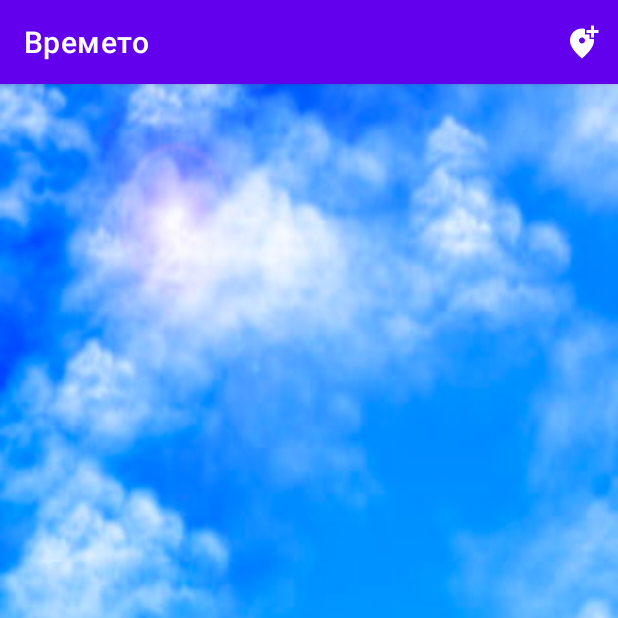
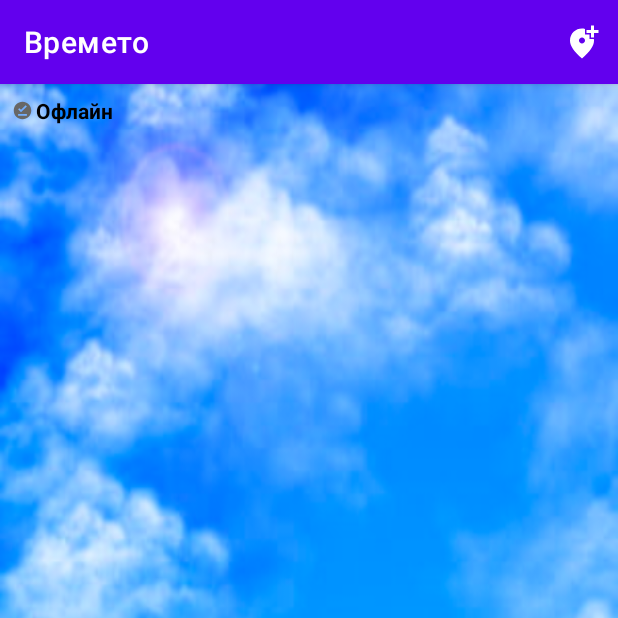
Before and after one commit to ToniPetrov03/Weather, an Android app: the screen it shows after launch (CurrentWeatherActivity), on a phone screen of 412 x 824 dp, the top half of it. Run offline under Robolectric (Android 15) with nearby library versions, the phone set to English and light mode, and no system bars; pictures from the network do not load.

Commit message:
add connection status

```diff
--- a/app/src/main/java/com/example/weather/ui/activities/AddLocationActivity.kt
+++ b/app/src/main/java/com/example/weather/ui/activities/AddLocationActivity.kt
@@ -6,9 +6,6 @@ import android.content.Context
 import android.content.Intent
 import android.os.Bundle
 import android.view.MotionEvent
-import android.widget.Button
-import android.widget.ImageView
-import android.widget.ProgressBar
 import androidx.appcompat.app.AppCompatActivity
 import androidx.core.widget.doAfterTextChanged
 import com.example.weather.DEFAULT_LAT_LOCATION_BG
@@ -23,7 +20,6 @@ import com.example.weather.utils.getCurrentLocation
 import com.example.weather.utils.requestLocationPermission
 import com.example.weather.utils.requestTurnOnGPS
 import com.example.weather.utils.toggleVisibility
-import com.google.android.material.textfield.TextInputEditText
 import org.osmdroid.config.Configuration
 import org.osmdroid.library.BuildConfig
 import org.osmdroid.util.GeoPoint
@@ -80,7 +76,7 @@ class AddLocationActivity : AppCompatActivity(), LocationCallback {
         requestLocationPermission(this@AddLocationActivity)
     }
 
-    override fun onNoLocationProvided(): Unit = with(binding){
+    override fun onNoLocationProvided(): Unit = with(binding) {
         toggleVisibility(spinner, currentLocationButton)
         AlertDialog.Builder(this@AddLocationActivity)
             .setTitle(getString(R.string.gps_not_activated_title))
--- a/app/src/main/java/com/example/weather/ui/activities/CurrentWeatherActivity.kt
+++ b/app/src/main/java/com/example/weather/ui/activities/CurrentWeatherActivity.kt
@@ -1,7 +1,5 @@
 package com.example.weather.ui.activities
 
-import android.app.AlertDialog
-import android.content.DialogInterface
 import android.os.Bundle
 import android.view.Menu
 import android.view.MenuItem
@@ -9,12 +7,11 @@ import androidx.activity.result.contract.ActivityResultContracts
 import androidx.appcompat.app.AppCompatActivity
 import androidx.lifecycle.lifecycleScope
 import androidx.recyclerview.widget.LinearLayoutManager
-import androidx.recyclerview.widget.RecyclerView
 import com.example.weather.R
+import com.example.weather.databinding.WeatherActivityBinding
 import com.example.weather.network.models.CurrentWeather
 import com.example.weather.network.responses.getCurrentWeather
 import com.example.weather.ui.adapters.CurrentWeatherAdapter
-import com.example.weather.utils.Location
 import com.example.weather.utils.hasInternetConnectivity
 import com.example.weather.utils.readLocationPreferences
 import kotlinx.coroutines.launch
@@ -24,42 +21,16 @@ internal class CurrentWeatherActivity : AppCompatActivity() {
     private val weatherAdapter = CurrentWeatherAdapter(this)
 
     private val addLocationActivityResultLauncher =
-        registerForActivityResult(ActivityResultContracts.StartActivityForResult()) { result ->
-            if (result.resultCode == RESULT_OK) {
-                fetchCurrentWeather(readLocationPreferences(this))
+        registerForActivityResult(ActivityResultContracts.StartActivityForResult()) {
+            if (it.resultCode == RESULT_OK) {
+                initCurrentWeather()
             }
         }
 
-    private var locationsData: List<Location>? = null
+    private lateinit var binding: WeatherActivityBinding
 
-    override fun onCreate(savedInstanceState: Bundle?) {
-        super.onCreate(savedInstanceState)
-        setContentView(R.layout.weather_activity)
-
-        val recyclerView: RecyclerView = findViewById(R.id.weather_cards)
-
-        recyclerView.layoutManager = LinearLayoutManager(this)
-        recyclerView.adapter = weatherAdapter
-
-        fun init(dialogInterface: DialogInterface?) {
-            dialogInterface?.apply { dismiss() }
-            if (hasInternetConnectivity(this)) {
-                readLocationPreferences(this).let {
-                    locationsData = it
-                    fetchCurrentWeather(it)
-                }
-            } else {
-                AlertDialog.Builder(this)
-                    .setTitle(getString(R.string.no_internet_connection_title))
-                    .setMessage(getString(R.string.no_internet_connection_description))
-                    .setPositiveButton(getString(R.string.reload)) { dialog, _ -> init(dialog) }
-                    .setCancelable(false)
-                    .show()
-            }
-        }
-
-        init(null)
-    }
+    private var lastLat: Double? = null
+    private var lastLon: Double? = null
 
     override fun onCreateOptionsMenu(menu: Menu): Boolean {
         menuInflater.inflate(R.menu.menu_add_location, menu)
@@ -72,8 +43,8 @@ internal class CurrentWeatherActivity : AppCompatActivity() {
                 addLocationActivityResultLauncher.launch(
                     AddLocationActivity.getIntent(
                         this,
-                        locationsData?.lastOrNull()?.lat,
-                        locationsData?.lastOrNull()?.lon
+                        lastLat,
+                        lastLon
                     )
                 )
                 return true
@@ -82,8 +53,35 @@ internal class CurrentWeatherActivity : AppCompatActivity() {
         return super.onOptionsItemSelected(item)
     }
 
-    private fun fetchCurrentWeather(locations: List<Location>) {
-        locations.takeIf {
+    override fun onCreate(savedInstanceState: Bundle?) {
+        super.onCreate(savedInstanceState)
+
+        binding = WeatherActivityBinding.inflate(layoutInflater)
+        setContentView(binding.root)
+
+        binding.weatherCards.apply {
+            layoutManager = LinearLayoutManager(this@CurrentWeatherActivity)
+            adapter = weatherAdapter
+        }
+
+        binding.weatherSwipeRefresh.setOnRefreshListener { initCurrentWeather() }
+
+        initCurrentWeather()
+    }
+
+    private fun initCurrentWeather() = with(binding) {
+        if (hasInternetConnectivity(this@CurrentWeatherActivity)) {
+            connectionStatus.text = getString(R.string.online)
+            connectionStatus.setCompoundDrawablesRelativeWithIntrinsicBounds(
+                R.drawable.ic_circle,
+                0,
+                0,
+                0
+            )
+            readLocationPreferences(this@CurrentWeatherActivity).let {
+                lastLat = it.lastOrNull()?.lat
+                lastLon = it.lastOrNull()?.lon
+                it.takeIf {
                     lifecycleScope.launch {
                         val weatherQueue = ConcurrentLinkedQueue<CurrentWeather>()
 
@@ -92,8 +90,20 @@ internal class CurrentWeatherActivity : AppCompatActivity() {
                         }
 
                         weatherAdapter.updateWeather(it, weatherQueue.toList())
+                        binding.weatherSwipeRefresh.isRefreshing = false
                     }
                     it.isNotEmpty()
                 }
             }
+        } else {
+            binding.connectionStatus.text = getString(R.string.offline)
+            binding.connectionStatus.setCompoundDrawablesRelativeWithIntrinsicBounds(
+                R.drawable.ic_offline_pin,
+                0,
+                0,
+                0
+            )
+            binding.weatherSwipeRefresh.isRefreshing = false
         }
+    }
+}
--- a/app/src/main/java/com/example/weather/utils/SystemUtils.kt
+++ b/app/src/main/java/com/example/weather/utils/SystemUtils.kt
@@ -25,7 +25,7 @@ fun checkHasLocationPermission(context: Context): Boolean {
     ) == PackageManager.PERMISSION_GRANTED
 }
 
-fun requestLocationPermission(activity: AppCompatActivity) {
+fun requestLocationPermission(activity: Activity) {
     if (ContextCompat.checkSelfPermission(
             activity,
             Manifest.permission.ACCESS_FINE_LOCATION
--- /dev/null
+++ b/app/src/main/res/drawable/ic_circle.xml
@@ -0,0 +1,9 @@
+<vector xmlns:android="http://schemas.android.com/apk/res/android"
+    android:width="14dp"
+    android:height="14dp"
+    android:viewportWidth="24"
+    android:viewportHeight="24">
+    <path
+        android:fillColor="@color/green"
+        android:pathData="M12,2C6.47,2 2,6.47 2,12s4.47,10 10,10 10,-4.47 10,-10S17.53,2 12,2z" />
+</vector>
--- /dev/null
+++ b/app/src/main/res/drawable/ic_offline_pin.xml
@@ -0,0 +1,9 @@
+<vector xmlns:android="http://schemas.android.com/apk/res/android"
+    android:width="14dp"
+    android:height="14dp"
+    android:viewportWidth="24"
+    android:viewportHeight="24">
+    <path
+        android:fillColor="@color/gray"
+        android:pathData="M12,2C6.5,2 2,6.5 2,12s4.5,10 10,10s10,-4.5 10,-10S17.5,2 12,2zM17,18H7v-2h10V18zM10.3,14L7,10.7l1.4,-1.4l1.9,1.9l5.3,-5.3L17,7.3L10.3,14z" />
+</vector>
--- a/app/src/main/res/layout/add_location_activity.xml
+++ b/app/src/main/res/layout/add_location_activity.xml
@@ -64,7 +64,7 @@
                     android:id="@+id/current_location_button"
                     android:layout_width="wrap_content"
                     android:layout_height="wrap_content"
-                    android:src="@drawable/ic_my_location_24" />
+                    android:src="@drawable/ic_my_location" />
 
                 <ProgressBar
                     android:id="@+id/spinner"
--- a/app/src/main/res/layout/weather_activity.xml
+++ b/app/src/main/res/layout/weather_activity.xml
@@ -1,5 +1,10 @@
 <?xml version="1.0" encoding="utf-8"?>
-<RelativeLayout xmlns:android="http://schemas.android.com/apk/res/android"
+<androidx.swiperefreshlayout.widget.SwipeRefreshLayout xmlns:android="http://schemas.android.com/apk/res/android"
+    android:id="@+id/weather_swipe_refresh"
+    android:layout_width="match_parent"
+    android:layout_height="match_parent">
+
+    <RelativeLayout
         android:layout_width="match_parent"
         android:layout_height="match_parent">
 
@@ -8,11 +13,24 @@
             android:layout_height="match_parent"
             android:background="@drawable/img_background" />
 
+        <TextView
+            android:id="@+id/connection_status"
+            android:layout_width="wrap_content"
+            android:layout_height="wrap_content"
+            android:layout_margin="8dp"
+            android:textColor="@color/black"
+            android:drawablePadding="2dp"
+            android:gravity="center_horizontal"
+            android:textStyle="bold" />
+
         <androidx.recyclerview.widget.RecyclerView
             android:id="@+id/weather_cards"
             android:layout_width="match_parent"
             android:layout_height="match_parent"
-        android:layout_margin="16dp"
+            android:layout_below="@id/connection_status"
             android:scrollbars="vertical" />
 
     </RelativeLayout>
+
+
+</androidx.swiperefreshlayout.widget.SwipeRefreshLayout>
--- a/app/src/main/res/layout/weather_card.xml
+++ b/app/src/main/res/layout/weather_card.xml
@@ -113,7 +113,7 @@
                 android:layout_alignParentEnd="true"
                 android:layout_alignParentBottom="true"
                 android:contentDescription="@string/removing_location_title"
-                android:src="@drawable/ic_delete_forever_24"
+                android:src="@drawable/ic_delete"
                 android:visibility="gone" />
 
         </RelativeLayout>
--- a/app/src/main/res/menu/menu_add_location.xml
+++ b/app/src/main/res/menu/menu_add_location.xml
@@ -4,7 +4,7 @@
 
     <item
         android:id="@+id/add_location"
-        android:icon="@drawable/ic_add_location_alt_24"
+        android:icon="@drawable/ic_add_location"
         android:title="@string/add_location"
         app:showAsAction="always" />
 
--- a/app/src/main/res/values/colors.xml
+++ b/app/src/main/res/values/colors.xml
@@ -9,4 +9,6 @@
     <color name="coral">#FF7F50</color>
     <color name="white">#FFFFFFFF</color>
     <color name="sky_blue">#FF87CEEB</color>
+    <color name="gray">#676767</color>
+    <color name="green">#008000</color>
 </resources>
--- a/app/src/main/res/values/strings.xml
+++ b/app/src/main/res/values/strings.xml
@@ -29,4 +29,6 @@
     <string name="cancel_action">Откажи</string>
     <string name="reload">Презареди</string>
     <string name="activate">Активирай</string>
+    <string name="online">Онлайн</string>
+    <string name="offline">Офлайн</string>
 </resources>
--- a/build.gradle
+++ b/build.gradle
@@ -2,5 +2,5 @@
 plugins {
     id 'com.android.application' version '7.4.2' apply false
     id 'com.android.library' version '7.4.2' apply false
-    id 'org.jetbrains.kotlin.android' version '1.8.0' apply false
+    id 'org.jetbrains.kotlin.android' version '1.9.0-RC' apply false
 }
```
Also changed, not shown: app/build.gradle (+9 -7 lines), app/src/main/res/drawable/ic_add_location.xml (renamed from app/src/main/res/drawable/ic_add_location_alt_24.xml), app/src/main/res/drawable/ic_delete.xml (renamed from app/src/main/res/drawable/ic_delete_forever_24.xml), app/src/main/res/drawable/ic_my_location.xml (renamed from app/src/main/res/drawable/ic_my_location_24.xml), app/src/main/res/values-night/themes.xml (line endings or trailing spaces), app/src/main/res/values/themes.xml (line endings or trailing spaces). Lines whose indentation alone changed are shown as unchanged.
